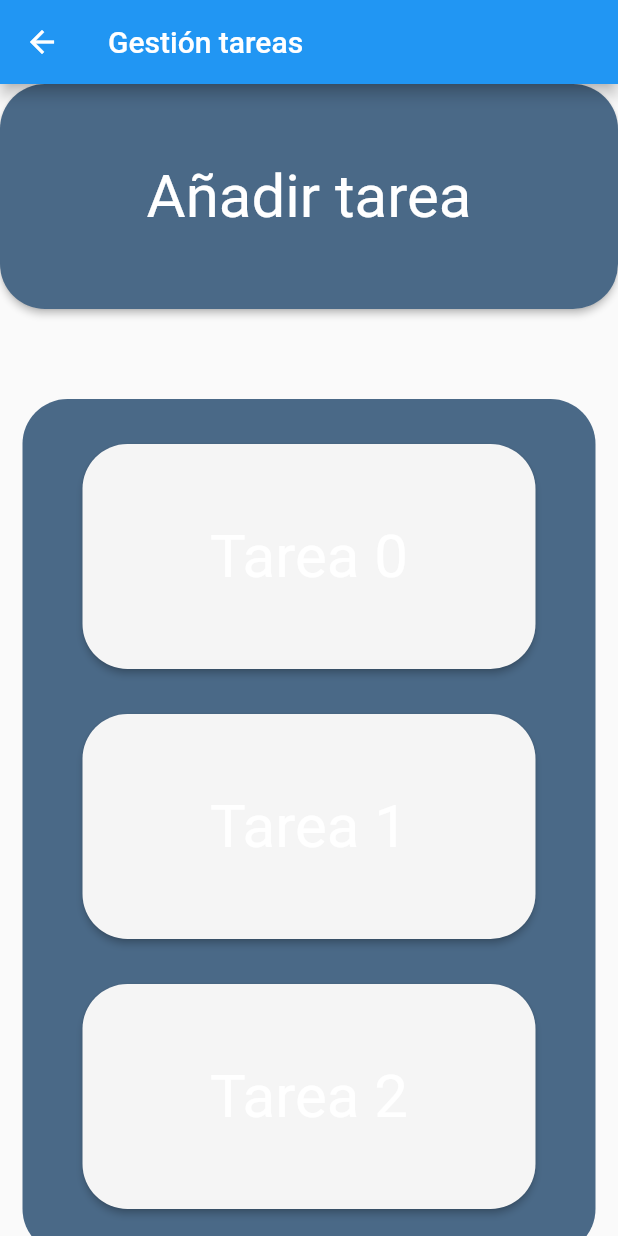
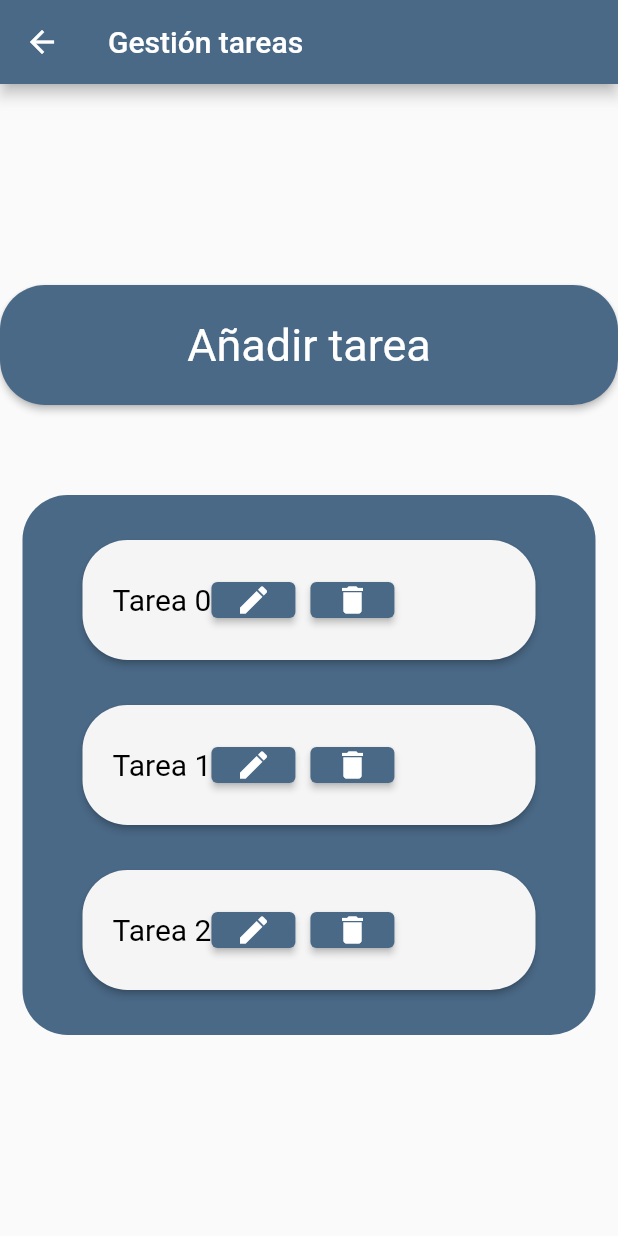
Before and after one commit to DGPAS/DGP_AS, a Flutter app: the GestionTareas screen opened directly, on a phone screen of 412 x 824 dp. Run offline on Flutter 3.47's test engine with Material 2 defaults, Android fonts, the phone set to English and light mode, and no system bars.

Commit message:
Mejora pantalla gestion tareas

```diff
--- a/Dability/lib/gestion_tareas.dart
+++ b/Dability/lib/gestion_tareas.dart
@@ -22,6 +22,7 @@ class _GestionTareasState extends State<GestionTareas> {
     return Scaffold(
       appBar: AppBar(
         title: Text('Gestión tareas'),
+        backgroundColor: Color(0xFF4A6987),
       ),
       body:
       Container(
@@ -32,8 +33,8 @@ class _GestionTareasState extends State<GestionTareas> {
               alignment: Alignment.center,
               child: ElevatedButton(
                 style: ElevatedButton.styleFrom(
-                  minimumSize: Size(double.infinity, 150), // 180, 150
-                  textStyle: const TextStyle(fontSize: 40,
+                  minimumSize: Size(double.infinity, 80), // 180, 150
+                  textStyle: const TextStyle(fontSize: 30,
                     color: Colors.black,),
                   shape: RoundedRectangleBorder(
                     borderRadius: BorderRadius.circular(30), // Redondear los bordes del botón
@@ -68,20 +69,74 @@ class _GestionTareasState extends State<GestionTareas> {
 
                               ElevatedButton(
                                 style: ElevatedButton.styleFrom(
-                                  minimumSize: Size(double.infinity, 150), // 180, 150
-                                  textStyle: const TextStyle(fontSize: 40,
+                                  minimumSize: Size(double.infinity, 80), // 180, 150
+                                  textStyle: const TextStyle(fontSize: 20,
                                     color: Colors.black,),
                                   shape: RoundedRectangleBorder(
                                     borderRadius: BorderRadius.circular(30), // Redondear los bordes del botón
                                   ),
                                   primary: Color(0xFFF5F5F5),
-                                  padding: EdgeInsets.symmetric(horizontal: 40), // Margen horizontal
+                                  padding: EdgeInsets.symmetric(horizontal: 20), // Margen horizontal del texto
                                 ),
                                 onPressed: () {
                                   // acción
                                 },
-                                child: Text('Tarea ' + index.toString(),
-                                  textAlign: TextAlign.center,),
+                                child:
+                                  Row(
+                                    children: [
+                                      Text(
+                                        'Tarea ' + index.toString(),
+                                        //textAlign: TextAlign.center,
+                                        style: TextStyle(
+                                          color: Colors.black, // Cambia el color del texto a rojo
+                                        ),
+                                      ),
+
+                                      /////
+                                      Align(
+                                        alignment: Alignment.centerRight,
+                                        child: Container(
+                                          //color: Colors.blue,
+                                          child: Row(
+                                            children: [
+
+                                              ElevatedButton(
+                                                onPressed: () {
+                                                  // Acción del botón
+                                                },
+                                                style: ElevatedButton.styleFrom(
+                                                  minimumSize: Size(10, 20),
+                                                  primary: Color(0xFF4A6987)
+                                                ),
+                                                child: Icon(
+                                                    Icons.edit,
+                                                ),
+                                              ),
+
+                                              SizedBox(width: 10,), // cambiar?
+                                              ElevatedButton(
+                                                onPressed: () {
+                                                  // Acción del botón
+                                                },
+                                                style: ElevatedButton.styleFrom(
+                                                    minimumSize: Size(10, 20),
+                                                    primary: Color(0xFF4A6987)
+                                                ),
+                                                child: Icon(
+                                                  Icons.delete,
+                                                ),
+                                              ),
+
+                                            ],
+                                          ),
+                                        ),
+                                      ),
+                                      /////
+                                    ]
+                                  ),
+
+
+
                               ),
 
                               SizedBox(height: 30),
```
